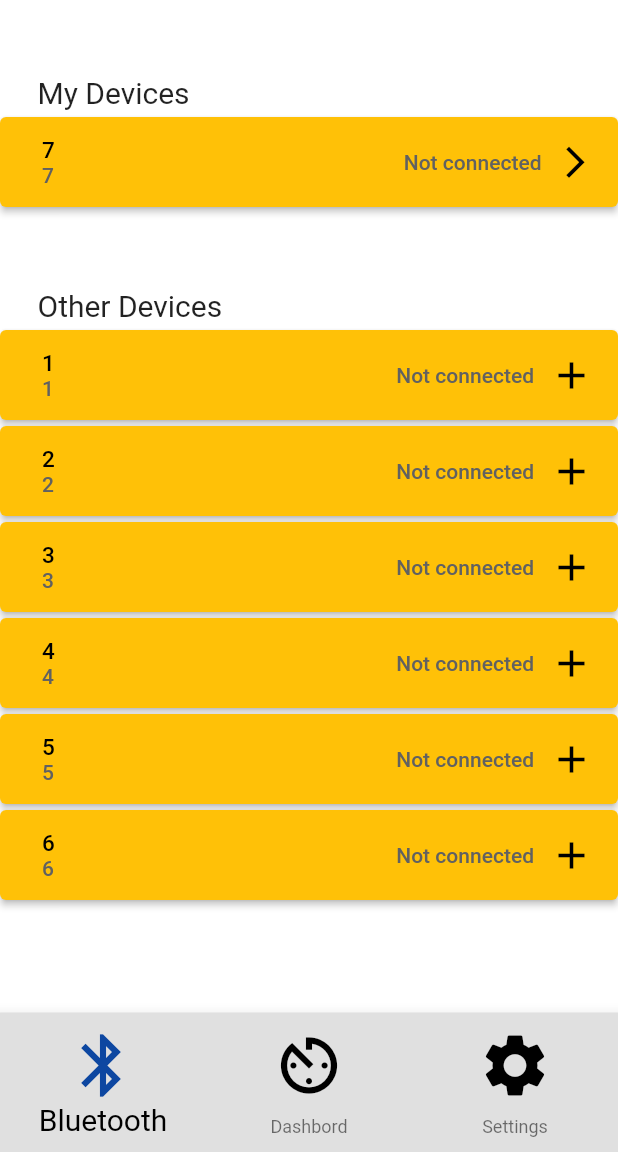
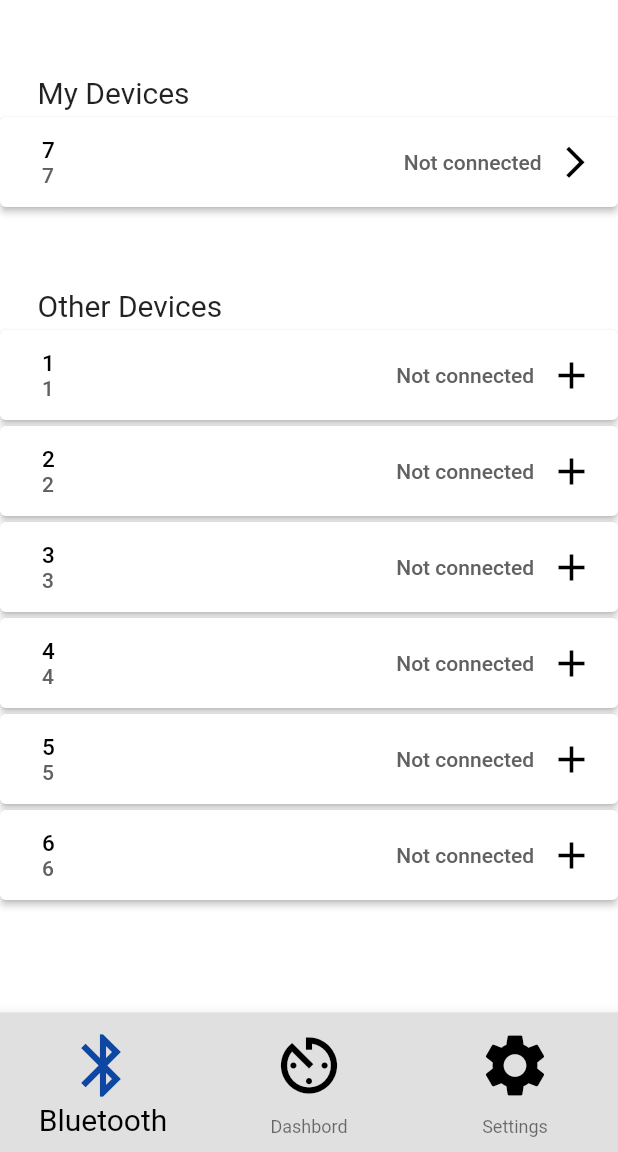
Before and after one commit to larrycaw/heat-vitality, a Flutter app: the screen it shows after launch, on a phone screen of 412 x 824 dp, the part 84-1236 px from its top. Run offline on Flutter 3.47's test engine with Material 2 defaults, Android fonts, the phone set to English and light mode, and no system bars; our stand-ins replace easy_localization, flutter_spinkit, lite_rolling_switch.

Commit message:
Color change and loading icon

```diff
--- a/lib/widget_element/bluetooth_list_element.dart
+++ b/lib/widget_element/bluetooth_list_element.dart
@@ -48,7 +48,7 @@ class BtListElement extends StatelessWidget {
           onConnectingStateChange(getIsConnected());
         },
         style: ElevatedButton.styleFrom(
-          primary: Colors.amber,
+          primary: Colors.white,
           onPrimary: Colors.black,
           onSurface: Colors.grey,
         ),
@@ -87,8 +87,8 @@ class BtListElement extends StatelessWidget {
               mainAxisAlignment: MainAxisAlignment.end,
               children: [
                 isConnecting ?
-                SpinKitSpinningCircle(
-                  color: Colors.grey[800],
+                SpinKitRing(//SpinKitPumpingHeart
+                  color: Color(0XFF67d0c6),
                   size: 25.0,
                 ) :
                 Text(
```
